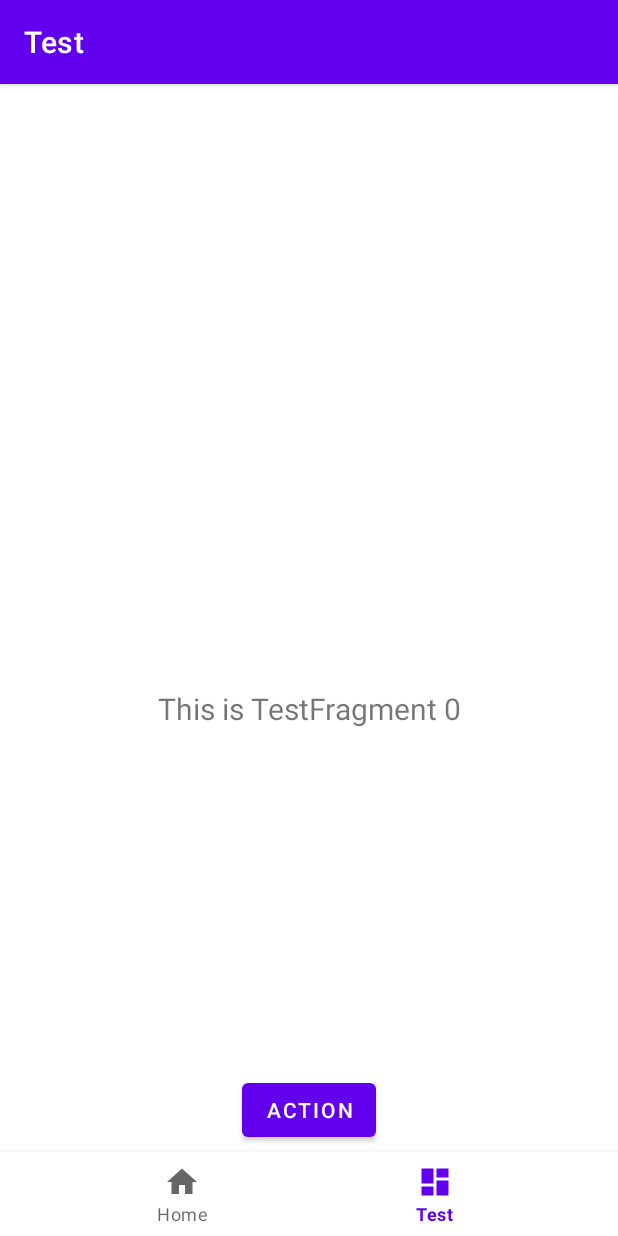
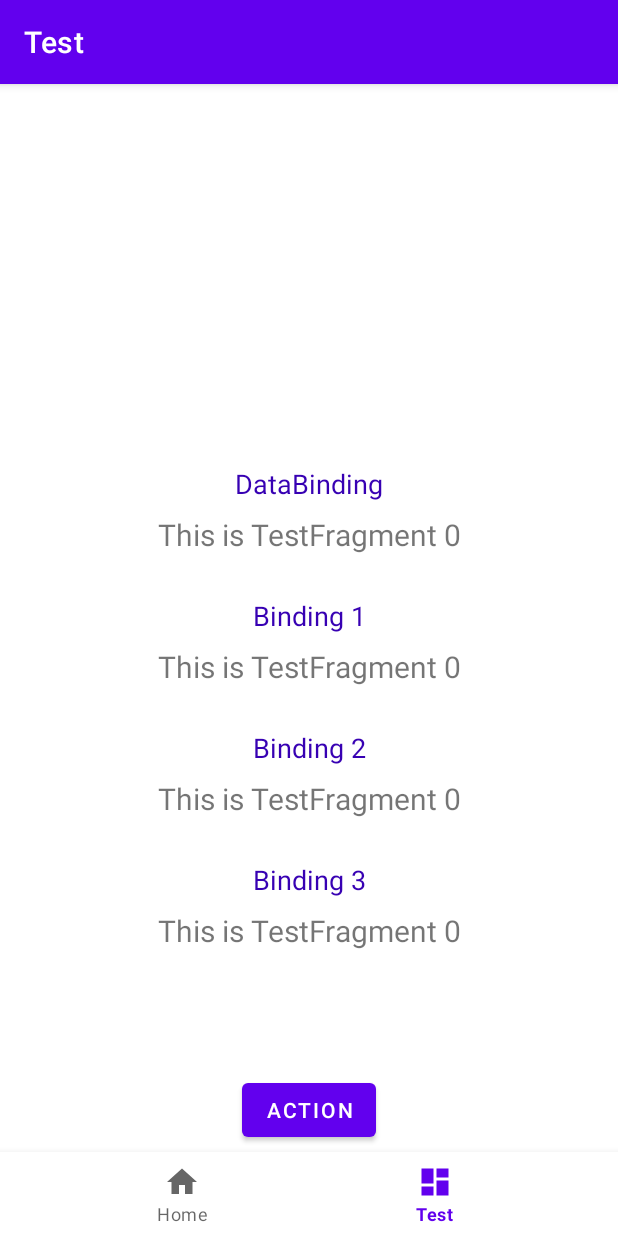
Before and after one commit to Seo-4d696b75/android-data-binding, an Android app: the TestFragment screen opened through its navigation route, on a phone screen of 412 x 824 dp. Run offline under Robolectric (Android 15) with nearby library versions, the phone set to English and light mode, and no system bars; our stand-ins replace data binding, navigation-ui.

Commit message:
修正：テストフラグメント
複数の方法で binding を利用して UI へデータを反映する

```diff
--- a/app/src/main/java/jp/co/yumemi/senda/bindingexample/ui/test/TestFragment.kt
+++ b/app/src/main/java/jp/co/yumemi/senda/bindingexample/ui/test/TestFragment.kt
@@ -13,25 +13,34 @@ import androidx.lifecycle.Observer
 import androidx.lifecycle.ViewModelProvider
 import jp.co.yumemi.senda.bindingexample.R
 import jp.co.yumemi.senda.bindingexample.databinding.FragmentTestBinding
+import jp.co.yumemi.senda.bindingexample.ui.useViewBinding
+import jp.co.yumemi.senda.bindingexample.ui.viewBinding
 
 class TestFragment : Fragment(R.layout.fragment_test) {
 
     private val testViewModel by activityViewModels<TestViewModel>()
 
-    private var binding: FragmentTestBinding? = null
+    private var binding1: FragmentTestBinding? = null
+    private val binding2 by viewBinding<FragmentTestBinding>()
+    private val binding3 by useViewBinding<FragmentTestBinding>()
 
     override fun onViewCreated(view: View, savedInstanceState: Bundle?) {
         super.onViewCreated(view, savedInstanceState)
         Log.d("TestFragment", "onViewCreated")
-        binding = FragmentTestBinding.bind(view).also {
+        binding1 = FragmentTestBinding.bind(view).also {
             it.viewModel = testViewModel
-            it.lifecycleOwner = this
+            it.lifecycleOwner = viewLifecycleOwner
+        }
+        testViewModel.text.observe(viewLifecycleOwner){
+            binding1?.textBinding1?.text = it
+            binding2.textBinding2.text = it
+            binding3.textBinding3.text = it
         }
     }
 
     override fun onDestroyView() {
         super.onDestroyView()
         Log.d("TestFragment", "onDestroyView")
-        binding = null
+        binding1 = null
     }
 }
--- a/app/src/main/res/layout/fragment_test.xml
+++ b/app/src/main/res/layout/fragment_test.xml
@@ -15,7 +15,57 @@
         tools:context=".ui.test.TestFragment">
 
         <TextView
-            android:id="@+id/text_test"
+            android:id="@+id/title_dataBinding"
+            android:layout_width="match_parent"
+            android:layout_height="wrap_content"
+            android:layout_marginStart="8dp"
+            android:layout_marginTop="8dp"
+            android:layout_marginEnd="8dp"
+            android:text="DataBinding"
+            android:textAlignment="center"
+            android:textColor="@color/purple_700"
+            android:textSize="18sp"
+            app:layout_constraintBottom_toTopOf="@id/text_dataBinding"
+            app:layout_constraintEnd_toEndOf="parent"
+            app:layout_constraintStart_toStartOf="parent"
+            app:layout_constraintTop_toTopOf="parent"
+            app:layout_constraintVertical_chainStyle="packed" />
+
+        <TextView
+            android:id="@+id/text_dataBinding"
+            android:layout_width="match_parent"
+            android:layout_height="wrap_content"
+            android:layout_marginStart="8dp"
+            android:layout_marginTop="8dp"
+            android:layout_marginEnd="8dp"
+            android:text="@{viewModel.text}"
+            android:textAlignment="center"
+            android:textSize="20sp"
+            app:layout_constraintBottom_toTopOf="@id/title_binding_1"
+            app:layout_constraintEnd_toEndOf="parent"
+            app:layout_constraintStart_toStartOf="parent"
+            app:layout_constraintTop_toBottomOf="@id/title_dataBinding" />
+
+
+        <TextView
+            android:id="@+id/title_binding_1"
+            android:layout_width="match_parent"
+            android:layout_height="wrap_content"
+            android:layout_marginStart="8dp"
+            android:layout_marginTop="28dp"
+            android:layout_marginEnd="8dp"
+            android:text="Binding 1"
+            android:textAlignment="center"
+            android:textColor="@color/purple_700"
+            android:textSize="18sp"
+            app:layout_constraintBottom_toTopOf="@id/text_binding_1"
+            app:layout_constraintEnd_toEndOf="parent"
+            app:layout_constraintStart_toStartOf="parent"
+            app:layout_constraintTop_toBottomOf="@id/text_dataBinding"
+            app:layout_constraintVertical_chainStyle="packed" />
+
+        <TextView
+            android:id="@+id/text_binding_1"
             android:layout_width="match_parent"
             android:layout_height="wrap_content"
             android:layout_marginStart="8dp"
@@ -23,21 +73,84 @@
             android:layout_marginEnd="8dp"
             android:textAlignment="center"
             android:textSize="20sp"
-            android:text="@{viewModel.text}"
+            app:layout_constraintBottom_toTopOf="@id/title_binding_2"
+            app:layout_constraintEnd_toEndOf="parent"
+            app:layout_constraintStart_toStartOf="parent"
+            app:layout_constraintTop_toBottomOf="@id/title_binding_1" />
+
+        <TextView
+            android:id="@+id/title_binding_2"
+            android:layout_width="match_parent"
+            android:layout_height="wrap_content"
+            android:layout_marginStart="8dp"
+            android:layout_marginTop="28dp"
+            android:layout_marginEnd="8dp"
+            android:text="Binding 2"
+            android:textAlignment="center"
+            android:textColor="@color/purple_700"
+            android:textSize="18sp"
+            app:layout_constraintBottom_toTopOf="@id/text_binding_2"
+            app:layout_constraintEnd_toEndOf="parent"
+            app:layout_constraintStart_toStartOf="parent"
+            app:layout_constraintTop_toBottomOf="@id/text_binding_1"
+            app:layout_constraintVertical_chainStyle="packed" />
+
+        <TextView
+            android:id="@+id/text_binding_2"
+            android:layout_width="match_parent"
+            android:layout_height="wrap_content"
+            android:layout_marginStart="8dp"
+            android:layout_marginTop="8dp"
+            android:layout_marginEnd="8dp"
+            android:textAlignment="center"
+            android:textSize="20sp"
+            app:layout_constraintBottom_toTopOf="@id/title_binding_3"
+            app:layout_constraintEnd_toEndOf="parent"
+            app:layout_constraintStart_toStartOf="parent"
+            app:layout_constraintTop_toBottomOf="@id/title_binding_2" />
+
+
+        <TextView
+            android:id="@+id/title_binding_3"
+            android:layout_width="match_parent"
+            android:layout_height="wrap_content"
+            android:layout_marginStart="8dp"
+            android:layout_marginTop="28dp"
+            android:layout_marginEnd="8dp"
+            android:text="Binding 3"
+            android:textAlignment="center"
+            android:textColor="@color/purple_700"
+            android:textSize="18sp"
+            app:layout_constraintBottom_toTopOf="@id/text_binding_3"
+            app:layout_constraintEnd_toEndOf="parent"
+            app:layout_constraintStart_toStartOf="parent"
+            app:layout_constraintTop_toBottomOf="@id/text_binding_2"
+            app:layout_constraintVertical_chainStyle="packed" />
+
+        <TextView
+            android:id="@+id/text_binding_3"
+            android:layout_width="match_parent"
+            android:layout_height="wrap_content"
+            android:layout_marginStart="8dp"
+            android:layout_marginTop="8dp"
+            android:layout_marginEnd="8dp"
+            android:textAlignment="center"
+            android:textSize="20sp"
             app:layout_constraintBottom_toBottomOf="parent"
             app:layout_constraintEnd_toEndOf="parent"
             app:layout_constraintStart_toStartOf="parent"
-            app:layout_constraintTop_toTopOf="parent" />
+            app:layout_constraintTop_toBottomOf="@id/title_binding_3" />
+
 
         <Button
             android:layout_width="wrap_content"
             android:layout_height="wrap_content"
-            app:layout_constraintStart_toStartOf="parent"
-            app:layout_constraintEnd_toEndOf="parent"
-            app:layout_constraintBottom_toBottomOf="parent"
             android:layout_marginBottom="60dp"
             android:onClick="@{() -> viewModel.increment()}"
-            android:text="Action"/>
+            android:text="Action"
+            app:layout_constraintBottom_toBottomOf="parent"
+            app:layout_constraintEnd_toEndOf="parent"
+            app:layout_constraintStart_toStartOf="parent" />
 
     </androidx.constraintlayout.widget.ConstraintLayout>
 </layout>
```
